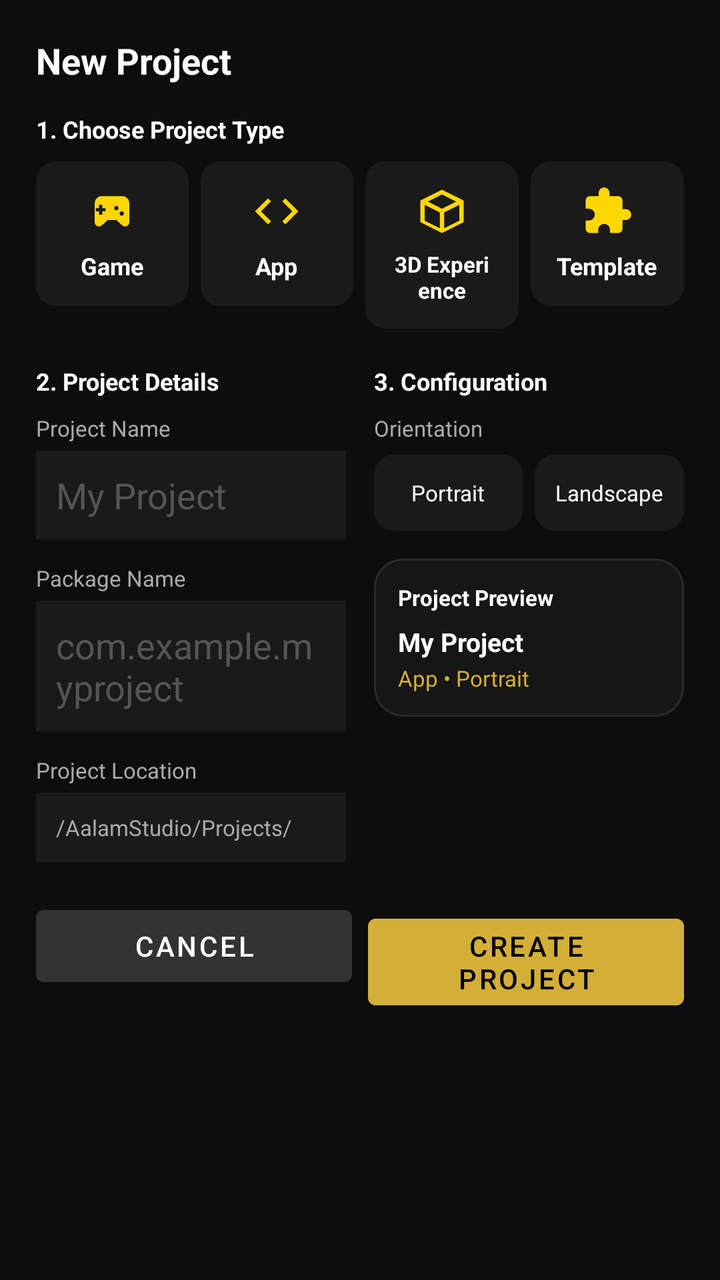
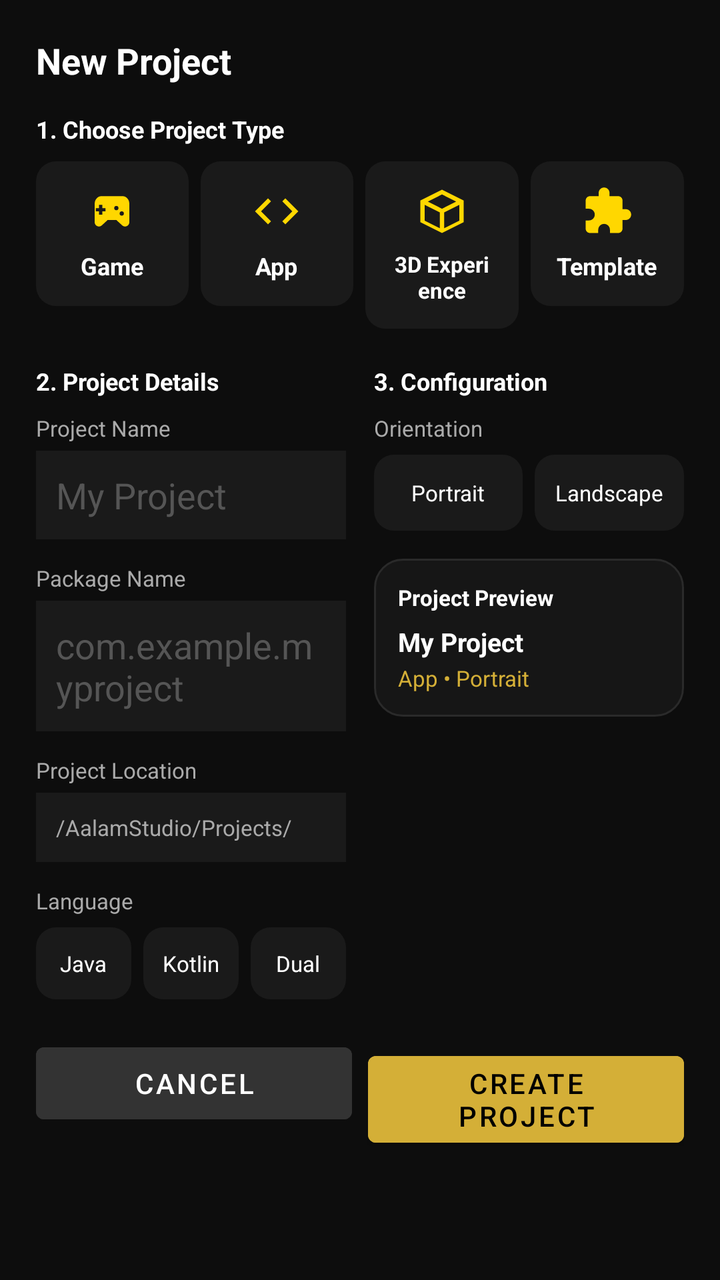

Compare the two renders of this Android layout. The source of the first and the diff that turns it into the second are given below.
<!-- AndroidManifest.xml: application theme Theme.AalamStudio -->
<!-- res/layout/activity_new_project.xml -->
<?xml version="1.0" encoding="utf-8"?>
<ScrollView xmlns:android="http://schemas.android.com/apk/res/android"
    android:layout_width="match_parent"
    android:layout_height="match_parent"
    android:background="#0D0D0D">

    <LinearLayout
        android:layout_width="match_parent"
        android:layout_height="wrap_content"
        android:orientation="vertical"
        android:padding="18dp">

        <TextView
            android:id="@+id/screenTitle"
            android:layout_width="wrap_content"
            android:layout_height="wrap_content"
            android:text="New Project"
            android:textColor="#FFFFFF"
            android:textSize="18sp"
            android:textStyle="bold"
            android:layout_marginBottom="14dp"/>

        
        <TextView
            android:layout_width="wrap_content"
            android:layout_height="wrap_content"
            android:text="1. Choose Project Type"
            android:textColor="@color/text_primary"
            android:textSize="12sp"
            android:textStyle="bold"
            android:layout_marginBottom="8dp"/>

        <LinearLayout
            android:layout_width="match_parent"
            android:layout_height="wrap_content"
            android:orientation="horizontal"
            android:layout_marginBottom="18dp">

            <LinearLayout
                android:id="@+id/typeGame"
                android:layout_width="0dp"
                android:layout_height="wrap_content"
                android:layout_weight="1"
                android:layout_marginEnd="6dp"
                android:orientation="vertical"
                android:gravity="center"
                android:background="@drawable/bg_type_card"
                android:padding="12dp">

                <ImageView
                    android:layout_width="26dp"
                    android:layout_height="26dp"
                    android:layout_marginBottom="6dp"
                    android:src="@drawable/ic_type_game"/>

                <TextView
                    android:layout_width="wrap_content"
                    android:layout_height="wrap_content"
                    android:text="Game"
                    android:textColor="#FFFFFF"
                    android:textSize="12sp"
                    android:textStyle="bold"/>
            </LinearLayout>

            <LinearLayout
                android:id="@+id/typeApp"
                android:layout_width="0dp"
                android:layout_height="wrap_content"
                android:layout_weight="1"
                android:layout_marginEnd="6dp"
                android:orientation="vertical"
                android:gravity="center"
                android:background="@drawable/bg_type_card"
                android:padding="12dp">

                <ImageView
                    android:layout_width="26dp"
                    android:layout_height="26dp"
                    android:layout_marginBottom="6dp"
                    android:src="@drawable/ic_type_app"/>

                <TextView
                    android:layout_width="wrap_content"
                    android:layout_height="wrap_content"
                    android:text="App"
                    android:textColor="#FFFFFF"
                    android:textSize="12sp"
                    android:textStyle="bold"/>
            </LinearLayout>

            <LinearLayout
                android:id="@+id/type3D"
                android:layout_width="0dp"
                android:layout_height="wrap_content"
                android:layout_weight="1"
                android:layout_marginEnd="6dp"
                android:orientation="vertical"
                android:gravity="center"
                android:background="@drawable/bg_type_card"
                android:padding="12dp">

                <ImageView
                    android:layout_width="26dp"
                    android:layout_height="26dp"
                    android:layout_marginBottom="6dp"
                    android:src="@drawable/ic_type_3d"/>

                <TextView
                    android:layout_width="wrap_content"
                    android:layout_height="wrap_content"
                    android:text="3D Experience"
                    android:textColor="#FFFFFF"
                    android:textSize="11sp"
                    android:textStyle="bold"
                    android:gravity="center"/>
            </LinearLayout>

            <LinearLayout
                android:id="@+id/typeTemplate"
                android:layout_width="0dp"
                android:layout_height="wrap_content"
                android:layout_weight="1"
                android:orientation="vertical"
                android:gravity="center"
                android:background="@drawable/bg_type_card"
                android:padding="12dp">

                <ImageView
                    android:layout_width="26dp"
                    android:layout_height="26dp"
                    android:layout_marginBottom="6dp"
                    android:src="@drawable/ic_type_template"/>

                <TextView
                    android:layout_width="wrap_content"
                    android:layout_height="wrap_content"
                    android:text="Template"
                    android:textColor="#FFFFFF"
                    android:textSize="12sp"
                    android:textStyle="bold"/>
            </LinearLayout>

        </LinearLayout>

        
        <LinearLayout
            android:layout_width="match_parent"
            android:layout_height="wrap_content"
            android:orientation="horizontal">

            
            <LinearLayout
                android:layout_width="0dp"
                android:layout_height="wrap_content"
                android:layout_weight="1"
                android:layout_marginEnd="14dp"
                android:orientation="vertical">

                <TextView
                    android:layout_width="wrap_content"
                    android:layout_height="wrap_content"
                    android:text="2. Project Details"
                    android:textColor="@color/text_primary"
                    android:textSize="12sp"
                    android:textStyle="bold"
                    android:layout_marginBottom="8dp"/>

                <TextView
                    android:layout_width="wrap_content"
                    android:layout_height="wrap_content"
                    android:text="Project Name"
                    android:textColor="#AAAAAA"
                    android:textSize="11sp"
                    android:layout_marginBottom="4dp"/>

                <EditText
                    android:id="@+id/inputProjectName"
                    android:layout_width="match_parent"
                    android:layout_height="wrap_content"
                    android:hint="My Project"
                    android:textColorHint="#555555"
                    android:textColor="#FFFFFF"
                    android:background="#1A1A1A"
                    android:padding="10dp"
                    android:layout_marginBottom="12dp"/>

                <TextView
                    android:layout_width="wrap_content"
                    android:layout_height="wrap_content"
                    android:text="Package Name"
                    android:textColor="#AAAAAA"
                    android:textSize="11sp"
                    android:layout_marginBottom="4dp"/>

                <EditText
                    android:id="@+id/inputPackageName"
                    android:layout_width="match_parent"
                    android:layout_height="wrap_content"
                    android:hint="com.example.myproject"
                    android:textColorHint="#555555"
                    android:textColor="#FFFFFF"
                    android:background="#1A1A1A"
                    android:padding="10dp"
                    android:layout_marginBottom="12dp"/>

                <TextView
                    android:layout_width="wrap_content"
                    android:layout_height="wrap_content"
                    android:text="Project Location"
                    android:textColor="#AAAAAA"
                    android:textSize="11sp"
                    android:layout_marginBottom="4dp"/>

                <TextView
                    android:id="@+id/locationPath"
                    android:layout_width="match_parent"
                    android:layout_height="wrap_content"
                    android:text="/AalamStudio/Projects/"
                    android:textColor="#AAAAAA"
                    android:textSize="11sp"
                    android:background="#1A1A1A"
                    android:padding="10dp"/>

            </LinearLayout>

            
            <LinearLayout
                android:layout_width="0dp"
                android:layout_height="wrap_content"
                android:layout_weight="1"
                android:orientation="vertical">

                <TextView
                    android:layout_width="wrap_content"
                    android:layout_height="wrap_content"
                    android:text="3. Configuration"
                    android:textColor="@color/text_primary"
                    android:textSize="12sp"
                    android:textStyle="bold"
                    android:layout_marginBottom="8dp"/>

                
                <LinearLayout
                    android:id="@+id/panelAppOptions"
                    android:layout_width="match_parent"
                    android:layout_height="wrap_content"
                    android:orientation="vertical"
                    android:visibility="visible">

                    <TextView
                        android:layout_width="wrap_content"
                        android:layout_height="wrap_content"
                        android:text="Orientation"
                        android:textColor="#AAAAAA"
                        android:textSize="11sp"
                        android:layout_marginBottom="6dp"/>

                    <LinearLayout
                        android:layout_width="match_parent"
                        android:layout_height="wrap_content"
                        android:orientation="horizontal">

                        <LinearLayout
                            android:id="@+id/orientPortrait"
                            android:layout_width="0dp"
                            android:layout_height="38dp"
                            android:layout_weight="1"
                            android:layout_marginEnd="6dp"
                            android:gravity="center"
                            android:background="@drawable/bg_type_card">

                            <TextView
                                android:layout_width="wrap_content"
                                android:layout_height="wrap_content"
                                android:text="Portrait"
                                android:textColor="#FFFFFF"
                                android:textSize="11sp"/>
                        </LinearLayout>

                        <LinearLayout
                            android:id="@+id/orientLandscape"
                            android:layout_width="0dp"
                            android:layout_height="38dp"
                            android:layout_weight="1"
                            android:gravity="center"
                            android:background="@drawable/bg_type_card">

                            <TextView
                                android:layout_width="wrap_content"
                                android:layout_height="wrap_content"
                                android:text="Landscape"
                                android:textColor="#FFFFFF"
                                android:textSize="11sp"/>
                        </LinearLayout>

                    </LinearLayout>
                </LinearLayout>

                
                <LinearLayout
                    android:id="@+id/panelGameOptions"
                    android:layout_width="match_parent"
                    android:layout_height="wrap_content"
                    android:orientation="vertical"
                    android:visibility="gone">

                    <TextView
                        android:layout_width="wrap_content"
                        android:layout_height="wrap_content"
                        android:text="Game Type"
                        android:textColor="#AAAAAA"
                        android:textSize="11sp"
                        android:layout_marginBottom="6dp"/>

                    <LinearLayout
                        android:layout_width="match_parent"
                        android:layout_height="wrap_content"
                        android:orientation="horizontal"
                        android:layout_marginBottom="12dp">

                        <LinearLayout
                            android:id="@+id/game2D"
                            android:layout_width="0dp"
                            android:layout_height="38dp"
                            android:layout_weight="1"
                            android:layout_marginEnd="6dp"
                            android:gravity="center"
                            android:background="@drawable/bg_type_card">

                            <TextView
                                android:layout_width="wrap_content"
                                android:layout_height="wrap_content"
                                android:text="2D"
                                android:textColor="#FFFFFF"
                                android:textSize="11sp"/>
                        </LinearLayout>

                        <LinearLayout
                            android:id="@+id/game3D"
                            android:layout_width="0dp"
                            android:layout_height="38dp"
                            android:layout_weight="1"
                            android:gravity="center"
                            android:background="@drawable/bg_type_card">

                            <TextView
                                android:layout_width="wrap_content"
                                android:layout_height="wrap_content"
                                android:text="3D"
                                android:textColor="#FFFFFF"
                                android:textSize="11sp"/>
                        </LinearLayout>

                    </LinearLayout>

                    <LinearLayout
                        android:id="@+id/gameOrientationContainer"
                        android:layout_width="match_parent"
                        android:layout_height="wrap_content"
                        android:orientation="vertical"
                        android:visibility="visible">

                        <TextView
                            android:layout_width="wrap_content"
                            android:layout_height="wrap_content"
                            android:text="Orientation"
                            android:textColor="#AAAAAA"
                            android:textSize="11sp"
                            android:layout_marginBottom="6dp"/>

                        <LinearLayout
                            android:layout_width="match_parent"
                            android:layout_height="wrap_content"
                            android:orientation="horizontal">

                            <LinearLayout
                                android:id="@+id/gameOrientPortrait"
                                android:layout_width="0dp"
                                android:layout_height="38dp"
                                android:layout_weight="1"
                                android:layout_marginEnd="6dp"
                                android:gravity="center"
                                android:background="@drawable/bg_type_card">

                                <TextView
                                    android:layout_width="wrap_content"
                                    android:layout_height="wrap_content"
                                    android:text="Portrait"
                                    android:textColor="#FFFFFF"
                                    android:textSize="11sp"/>
                            </LinearLayout>

                            <LinearLayout
                                android:id="@+id/gameOrientLandscape"
                                android:layout_width="0dp"
                                android:layout_height="38dp"
                                android:layout_weight="1"
                                android:gravity="center"
                                android:background="@drawable/bg_type_card">

                                <TextView
                                    android:layout_width="wrap_content"
                                    android:layout_height="wrap_content"
                                    android:text="Landscape"
                                    android:textColor="#FFFFFF"
                                    android:textSize="11sp"/>
                            </LinearLayout>

                        </LinearLayout>
                    </LinearLayout>

                    <TextView
                        android:id="@+id/gameOrientationLockedText"
                        android:layout_width="wrap_content"
                        android:layout_height="wrap_content"
                        android:text="Orientation: Landscape (fixed for 3D)"
                        android:textColor="#777777"
                        android:textSize="11sp"
                        android:visibility="gone"/>

                </LinearLayout>

                
                <LinearLayout
                    android:layout_width="match_parent"
                    android:layout_height="wrap_content"
                    android:orientation="vertical"
                    android:background="@drawable/bg_card"
                    android:padding="12dp"
                    android:layout_marginTop="14dp">

                    <TextView
                        android:layout_width="wrap_content"
                        android:layout_height="wrap_content"
                        android:text="Project Preview"
                        android:textColor="@color/text_primary"
                        android:textSize="11sp"
                        android:textStyle="bold"
                        android:layout_marginBottom="6dp"/>

                    <TextView
                        android:id="@+id/previewName"
                        android:layout_width="wrap_content"
                        android:layout_height="wrap_content"
                        android:text="My Project"
                        android:textColor="#FFFFFF"
                        android:textSize="13sp"
                        android:textStyle="bold"/>

                    <TextView
                        android:id="@+id/previewDetail"
                        android:layout_width="wrap_content"
                        android:layout_height="wrap_content"
                        android:layout_marginTop="2dp"
                        android:text="App • Portrait"
                        android:textColor="@color/gold"
                        android:textSize="11sp"/>

                </LinearLayout>

            </LinearLayout>

        </LinearLayout>

        
        <LinearLayout
            android:layout_width="match_parent"
            android:layout_height="wrap_content"
            android:orientation="horizontal"
            android:layout_marginTop="18dp">

            <Button
                android:id="@+id/btnCancel"
                android:layout_width="0dp"
                android:layout_height="wrap_content"
                android:layout_weight="1"
                android:layout_marginEnd="8dp"
                android:text="Cancel"
                android:backgroundTint="#333333"
                android:textColor="#FFFFFF"/>

            <Button
                android:id="@+id/btnCreateProject"
                android:layout_width="0dp"
                android:layout_height="wrap_content"
                android:layout_weight="1"
                android:text="Create Project"
                android:backgroundTint="@color/gold"
                android:textColor="#000000"/>

        </LinearLayout>

    </LinearLayout>

</ScrollView>
<!-- resources referenced by this layout -->
<resources>
  <color name="gold">#D4AF37</color>
  <color name="text_primary">#FFFFFF</color>
  <!-- drawable bg_card (drawable) -->
  <?xml version="1.0" encoding="utf-8"?>
  <shape xmlns:android="http://schemas.android.com/apk/res/android" android:shape="rectangle">
      <solid android:color="@color/card_bg"/>
      <corners android:radius="14dp"/>
      <stroke android:width="1dp" android:color="@color/card_border"/>
  </shape>
  <!-- drawable bg_type_card (drawable) -->
  <?xml version="1.0" encoding="utf-8"?>
  <selector xmlns:android="http://schemas.android.com/apk/res/android">
      <item android:state_selected="true">
          <shape android:shape="rectangle">
              <solid android:color="#221A00"/>
              <stroke android:width="2dp" android:color="#FFD700"/>
              <corners android:radius="10dp"/>
          </shape>
      </item>
      <item>
          <shape android:shape="rectangle">
              <solid android:color="#1A1A1A"/>
              <corners android:radius="10dp"/>
          </shape>
      </item>
  </selector>
  <!-- drawable ic_type_3d (drawable) -->
  <vector xmlns:android="http://schemas.android.com/apk/res/android"
      android:width="28dp" android:height="28dp"
      android:viewportWidth="24" android:viewportHeight="24">
      <path android:fillColor="#FFD700"
          android:pathData="M12,2L2,7v10l10,5l10,-5V7L12,2zM12,4.2L18.5,7.5L12,10.8L5.5,7.5L12,4.2zM4,9l7,3.5v7.3L4,16.3V9zM13,19.8v-7.3l7,-3.5v7.3L13,19.8z"/>
  </vector>
  <!-- drawable ic_type_app (drawable) -->
  <vector xmlns:android="http://schemas.android.com/apk/res/android"
      android:width="28dp" android:height="28dp"
      android:viewportWidth="24" android:viewportHeight="24">
      <path android:fillColor="#FFD700"
          android:pathData="M9.4,16.6L4.8,12l4.6,-4.6L8,6l-6,6l6,6L9.4,16.6zM14.6,16.6l4.6,-4.6l-4.6,-4.6L16,6l6,6l-6,6L14.6,16.6z"/>
  </vector>
  <!-- drawable ic_type_game (drawable) -->
  <vector xmlns:android="http://schemas.android.com/apk/res/android"
      android:width="28dp" android:height="28dp"
      android:viewportWidth="24" android:viewportHeight="24">
      <path android:fillColor="#FFD700"
          android:pathData="M17,5H7C5.5,5 4,6.5 4,8.5V17c0,1.1 0.9,2 2,2c0.6,0 1.1,-0.3 1.5,-0.7L10,16h4l2.5,2.3c0.4,0.4 0.9,0.7 1.5,0.7c1.1,0 2,-0.9 2,-2V8.5C20,6.5 18.5,5 17,5zM9,12H7.5v1.5H6V12H4.5v-1.5H6V9h1.5v1.5H9V12zM14,9.5c0.6,0 1,0.4 1,1s-0.4,1 -1,1s-1,-0.4 -1,-1S13.4,9.5 14,9.5zM16.5,12c0.6,0 1,0.4 1,1s-0.4,1 -1,1s-1,-0.4 -1,-1S15.9,12 16.5,12z"/>
  </vector>
  <!-- drawable ic_type_template (drawable) -->
  <vector xmlns:android="http://schemas.android.com/apk/res/android"
      android:width="28dp" android:height="28dp"
      android:viewportWidth="24" android:viewportHeight="24">
      <path android:fillColor="#FFD700"
          android:pathData="M20.5,11H19V7c0,-1.1 -0.9,-2 -2,-2h-4V3.5C13,2.12 11.88,1 10.5,1S8,2.12 8,3.5V5H4C2.9,5 2.01,5.9 2.01,7v3.8H3.5c1.49,0 2.7,1.21 2.7,2.7s-1.21,2.7 -2.7,2.7H2V20c0,1.1 0.9,2 2,2h3.8v-1.5c0,-1.49 1.21,-2.7 2.7,-2.7s2.7,1.21 2.7,2.7V22H17c1.1,0 2,-0.9 2,-2v-4h1.5c1.38,0 2.5,-1.12 2.5,-2.5S21.88,11 20.5,11z"/>
  </vector>
  <style name="Theme.AalamStudio" parent="Theme.MaterialComponents.DayNight.NoActionBar">
          <item name="colorPrimary">@color/gold</item>
          <item name="android:windowBackground">@color/navy</item>
          <item name="android:statusBarColor">#0D0D0D</item>
      </style>
  <color name="card_bg">#161616</color>
  <color name="card_border">#2A2A2A</color>
  <color name="navy">#0D0D0D</color>
</resources>

<!-- the commit's change to res/layout/activity_new_project.xml (unified diff, before → after) -->
@@ -219,7 +219,83 @@
                     android:textColor="#AAAAAA"
                     android:textSize="11sp"
                     android:background="#1A1A1A"
-                    android:padding="10dp"/>
+                    android:padding="10dp"
+                    android:layout_marginBottom="12dp"/>
+
+                
+                <LinearLayout
+                    android:id="@+id/appLanguageContainer"
+                    android:layout_width="match_parent"
+                    android:layout_height="wrap_content"
+                    android:orientation="vertical"
+                    android:visibility="visible">
+
+                    <TextView
+                        android:layout_width="wrap_content"
+                        android:layout_height="wrap_content"
+                        android:text="Language"
+                        android:textColor="#AAAAAA"
+                        android:textSize="11sp"
+                        android:layout_marginBottom="6dp"/>
+
+                    <LinearLayout
+                        android:layout_width="match_parent"
+                        android:layout_height="wrap_content"
+                        android:orientation="horizontal">
+
+                        <LinearLayout
+                            android:id="@+id/langJava"
+                            android:layout_width="0dp"
+                            android:layout_height="36dp"
+                            android:layout_weight="1"
+                            android:layout_marginEnd="6dp"
+                            android:gravity="center"
+                            android:background="@drawable/bg_type_card">
+
+                            <TextView
+                                android:layout_width="wrap_content"
+                                android:layout_height="wrap_content"
+                                android:text="Java"
+                                android:textColor="#FFFFFF"
+                                android:textSize="11sp"/>
+                        </LinearLayout>
+
+                        <LinearLayout
+                            android:id="@+id/langKotlin"
+                            android:layout_width="0dp"
+                            android:layout_height="36dp"
+                            android:layout_weight="1"
+                            android:layout_marginEnd="6dp"
+                            android:gravity="center"
+                            android:background="@drawable/bg_type_card">
+
+                            <TextView
+                                android:layout_width="wrap_content"
+                                android:layout_height="wrap_content"
+                                android:text="Kotlin"
+                                android:textColor="#FFFFFF"
+                                android:textSize="11sp"/>
+                        </LinearLayout>
+
+                        <LinearLayout
+                            android:id="@+id/langDual"
+                            android:layout_width="0dp"
+                            android:layout_height="36dp"
+                            android:layout_weight="1"
+                            android:gravity="center"
+                            android:background="@drawable/bg_type_card">
+
+                            <TextView
+                                android:layout_width="wrap_content"
+                                android:layout_height="wrap_content"
+                                android:text="Dual"
+                                android:textColor="#FFFFFF"
+                                android:textSize="11sp"/>
+                        </LinearLayout>
+
+                    </LinearLayout>
+
+                </LinearLayout>
 
             </LinearLayout>
 
@@ -418,6 +494,49 @@
                         android:textSize="11sp"
                         android:visibility="gone"/>
 
+                    
+                    <TextView
+                        android:layout_width="wrap_content"
+                        android:layout_height="wrap_content"
+                        android:text="Game Language"
+                        android:textColor="#AAAAAA"
+                        android:textSize="11sp"
+                        android:layout_marginTop="12dp"
+                        android:layout_marginBottom="6dp"/>
+
+                    <LinearLayout
+                        android:id="@+id/gameLanguageGrid"
+                        android:layout_width="match_parent"
+                        android:layout_height="wrap_content"
+                        android:orientation="vertical"/>
+
+                    
+                    <LinearLayout
+                        android:id="@+id/customLanguageContainer"
+                        android:layout_width="match_parent"
+                        android:layout_height="wrap_content"
+                        android:orientation="vertical"
+                        android:background="@drawable/bg_card"
+                        android:padding="10dp"
+                        android:layout_marginTop="8dp"
+                        android:visibility="gone">
+
+                        <TextView
+                            android:layout_width="wrap_content"
+                            android:layout_height="wrap_content"
+                            android:text="Select languages to combine:"
+                            android:textColor="@color/text_primary"
+                            android:textSize="10sp"
+                            android:layout_marginBottom="6dp"/>
+
+                        <LinearLayout
+                            android:id="@+id/customLanguageCheckboxContainer"
+                            android:layout_width="match_parent"
+                            android:layout_height="wrap_content"
+                            android:orientation="vertical"/>
+
+                    </LinearLayout>
+
                 </LinearLayout>
 
                 
